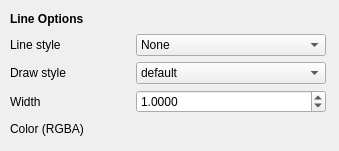
Qt form qt/python/mantidqt/widgets/plotconfigdialog/curvestabwidget/linetabwidget/curves_tab_line_tab.ui (mantidproject/mantid) before a commit.
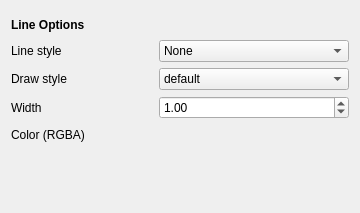
The same form after that commit.

```diff
--- a/qt/python/mantidqt/widgets/plotconfigdialog/curvestabwidget/linetabwidget/curves_tab_line_tab.ui
+++ b/qt/python/mantidqt/widgets/plotconfigdialog/curvestabwidget/linetabwidget/curves_tab_line_tab.ui
@@ -6,8 +6,8 @@
    <rect>
     <x>0</x>
     <y>0</y>
-    <width>339</width>
-    <height>151</height>
+    <width>360</width>
+    <height>213</height>
    </rect>
   </property>
   <property name="sizePolicy">
@@ -19,19 +19,15 @@
   <property name="windowTitle">
    <string>Form</string>
   </property>
-  <widget class="QWidget" name="layoutWidget">
-   <property name="geometry">
-    <rect>
-     <x>10</x>
-     <y>10</y>
-     <width>321</width>
-     <height>134</height>
-    </rect>
-   </property>
+  <layout class="QGridLayout" name="gridLayout">
+   <item row="0" column="0">
    <layout class="QGridLayout" name="grid_layout">
     <property name="sizeConstraint">
      <enum>QLayout::SetFixedSize</enum>
     </property>
+     <property name="topMargin">
+      <number>5</number>
+     </property>
     <item row="1" column="0">
      <widget class="QLabel" name="line_style_label">
       <property name="sizePolicy">
@@ -117,6 +113,7 @@
       </property>
       <property name="font">
        <font>
+         <pointsize>9</pointsize>
         <weight>75</weight>
         <bold>true</bold>
        </font>
@@ -129,7 +126,7 @@
     <item row="3" column="2">
      <widget class="QDoubleSpinBox" name="line_width_spin_box">
       <property name="decimals">
-       <number>4</number>
+        <number>2</number>
       </property>
       <property name="value">
        <double>1.000000000000000</double>
@@ -234,8 +231,27 @@
      </widget>
     </item>
    </layout>
-  </widget>
- </widget>
+   </item>
+   <item row="1" column="0">
+    <spacer name="verticalSpacer">
+     <property name="orientation">
+      <enum>Qt::Vertical</enum>
+     </property>
+     <property name="sizeHint" stdset="0">
+      <size>
+       <width>20</width>
+       <height>40</height>
+      </size>
+     </property>
+    </spacer>
+   </item>
+  </layout>
+ </widget>
+ <tabstops>
+  <tabstop>line_style_combo_box</tabstop>
+  <tabstop>draw_style_combo_box</tabstop>
+  <tabstop>line_width_spin_box</tabstop>
+ </tabstops>
  <resources/>
  <connections/>
 </ui>
```
Lines whose indentation alone changed are shown as unchanged.
